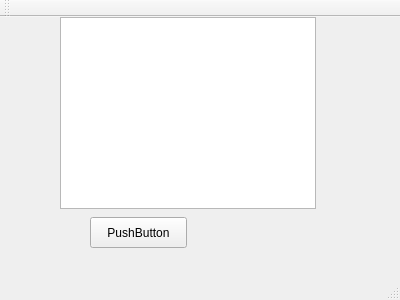
Old version of the form mainwindow.ui in the repository Cybran111/DBManager.
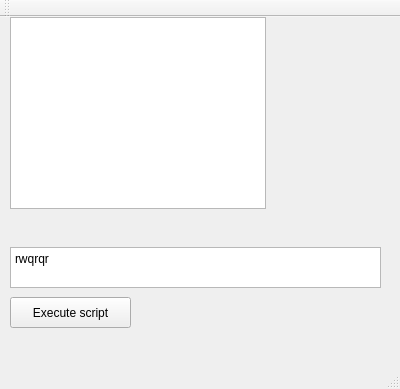
New version of the form.

What changed in the file:
```diff
--- a/mainwindow.ui
+++ b/mainwindow.ui
@@ -7,7 +7,7 @@
     <x>0</x>
     <y>0</y>
     <width>400</width>
-    <height>300</height>
+    <height>389</height>
    </rect>
   </property>
   <property name="windowTitle">
@@ -17,7 +17,7 @@
    <widget class="QTableWidget" name="tableWidget">
     <property name="geometry">
      <rect>
-      <x>60</x>
+      <x>10</x>
       <y>0</y>
       <width>256</width>
       <height>192</height>
@@ -27,14 +27,27 @@
    <widget class="QPushButton" name="pushButton">
     <property name="geometry">
      <rect>
-      <x>90</x>
-      <y>200</y>
-      <width>97</width>
+      <x>10</x>
+      <y>280</y>
+      <width>121</width>
       <height>31</height>
      </rect>
     </property>
     <property name="text">
-     <string>PushButton</string>
+     <string>Execute script</string>
+    </property>
+   </widget>
+   <widget class="QPlainTextEdit" name="scriptEdit">
+    <property name="geometry">
+     <rect>
+      <x>10</x>
+      <y>230</y>
+      <width>371</width>
+      <height>41</height>
+     </rect>
+    </property>
+    <property name="plainText">
+     <string>rwqrqr</string>
     </property>
    </widget>
   </widget>
```
Left out of the diff: 22 changed lines with no effect on the pictures.
